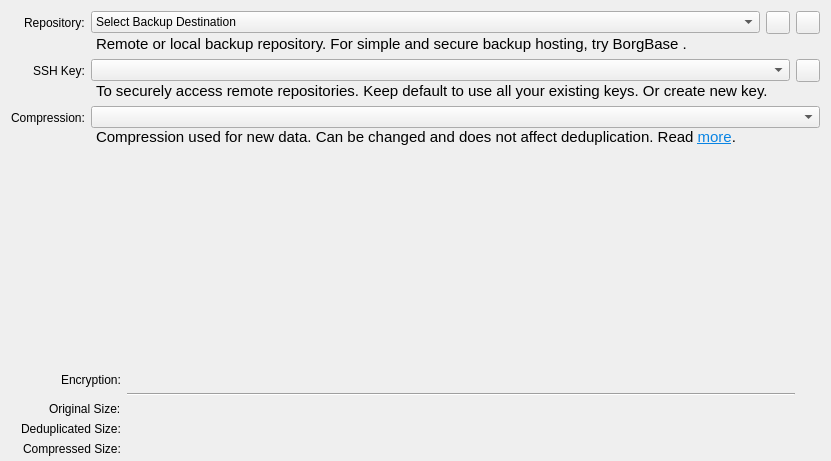
First picture: the form in src/vorta/assets/UI/repotab.ui, repository borgbase/vorta, before the edit.
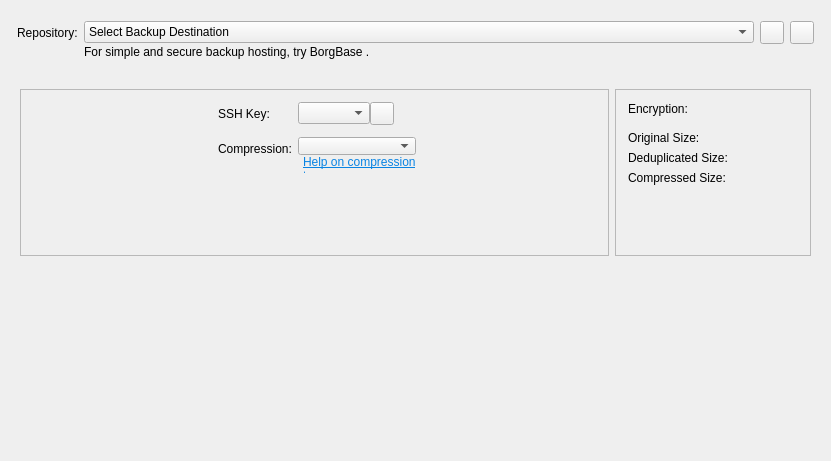
Second picture: the form after the edit.

Commit message:
Prettify `repotab`.
* src/vorta/assets/UI/repotab.ui

The edit to the form file:
```diff
--- a/src/vorta/assets/UI/repotab.ui
+++ b/src/vorta/assets/UI/repotab.ui
@@ -23,25 +23,26 @@
    <string>Form</string>
   </property>
   <layout class="QVBoxLayout" name="verticalLayout">
-   <property name="bottomMargin">
-    <number>5</number>
-   </property>
-   <item>
-    <layout class="QFormLayout" name="formLayout">
-     <property name="sizeConstraint">
-      <enum>QLayout::SetMinimumSize</enum>
-     </property>
-     <property name="fieldGrowthPolicy">
-      <enum>QFormLayout::ExpandingFieldsGrow</enum>
-     </property>
-     <property name="rowWrapPolicy">
-      <enum>QFormLayout::DontWrapRows</enum>
-     </property>
-     <property name="labelAlignment">
-      <set>Qt::AlignRight|Qt::AlignTop|Qt::AlignTrailing</set>
+   <property name="spacing">
+    <number>12</number>
      </property>
      <property name="topMargin">
-      <number>0</number>
+    <number>12</number>
+   </property>
+   <item>
+    <widget class="QFrame" name="frame_2">
+     <property name="frameShape">
+      <enum>QFrame::NoFrame</enum>
+     </property>
+     <property name="frameShadow">
+      <enum>QFrame::Raised</enum>
+     </property>
+     <layout class="QFormLayout" name="formLayout_2">
+      <property name="leftMargin">
+       <number>6</number>
+      </property>
+      <property name="rightMargin">
+       <number>6</number>
      </property>
      <item row="0" column="0">
       <widget class="QLabel" name="label">
@@ -63,10 +64,13 @@
        <property name="indent">
         <number>0</number>
        </property>
+        <property name="buddy">
+         <cstring>repoSelector</cstring>
+        </property>
       </widget>
      </item>
      <item row="0" column="1">
-      <layout class="QGridLayout" name="gridLayout_2">
+       <layout class="QGridLayout" name="gridLayout_2" columnstretch="0,0,0" columnminimumwidth="1,0,0">
        <property name="leftMargin">
         <number>0</number>
        </property>
@@ -76,43 +80,17 @@
        <property name="verticalSpacing">
         <number>1</number>
        </property>
-       <item row="1" column="1">
-        <widget class="QLabel" name="label_5">
-         <property name="enabled">
-          <bool>true</bool>
-         </property>
-         <property name="sizePolicy">
-          <sizepolicy hsizetype="Preferred" vsizetype="Preferred">
-           <horstretch>0</horstretch>
-           <verstretch>0</verstretch>
-          </sizepolicy>
-         </property>
-         <property name="font">
-          <font>
-           <pointsize>11</pointsize>
-          </font>
-         </property>
-         <property name="text">
-          <string>&lt;html&gt;&lt;head/&gt;&lt;body&gt;&lt;p&gt;Remote or local backup repository. For simple and secure backup hosting, try &lt;a href=&quot;https://www.borgbase.com/?utm_source=vorta&amp;amp;utm_medium=app&quot;&gt;&lt;span style=&quot; text-decoration: underline; color:#0984e3;&quot;&gt;BorgBase&lt;/span&gt;&lt;/a&gt;.&lt;/p&gt;&lt;/body&gt;&lt;/html&gt;</string>
-         </property>
-         <property name="alignment">
-          <set>Qt::AlignLeading|Qt::AlignLeft|Qt::AlignVCenter</set>
-         </property>
-         <property name="wordWrap">
-          <bool>true</bool>
-         </property>
-         <property name="margin">
-          <number>0</number>
-         </property>
-         <property name="indent">
-          <number>5</number>
-         </property>
-         <property name="openExternalLinks">
-          <bool>true</bool>
+        <item row="0" column="1">
+         <widget class="QToolButton" name="repoRemoveToolbutton">
+          <property name="toolTip">
+           <string>Unlink repository without deleting it.</string>
+          </property>
+          <property name="autoRaise">
+           <bool>false</bool>
          </property>
         </widget>
        </item>
-       <item row="0" column="1">
+        <item row="0" column="0">
         <widget class="QComboBox" name="repoSelector">
          <property name="sizePolicy">
           <sizepolicy hsizetype="Expanding" vsizetype="Fixed">
@@ -130,17 +108,14 @@
          </item>
         </widget>
        </item>
-       <item row="0" column="2">
-        <widget class="QToolButton" name="repoRemoveToolbutton">
-         <property name="toolTip">
-          <string>Unlink repository without deleting it.</string>
-         </property>
-         <property name="autoRaise">
-          <bool>false</bool>
+        <item row="1" column="0">
+         <widget class="QLabel" name="label_2">
+          <property name="text">
+           <string>&lt;html&gt;&lt;head/&gt;&lt;body&gt;&lt;p&gt;For simple and secure backup hosting, try &lt;a href=&quot;https://www.borgbase.com/?utm_source=vorta&amp;amp;utm_medium=app&quot;&gt;&lt;span style=&quot; text-decoration: underline; color:#0984e3;&quot;&gt;BorgBase&lt;/span&gt;&lt;/a&gt;.&lt;/p&gt;&lt;/body&gt;&lt;/html&gt;</string>
          </property>
         </widget>
        </item>
-       <item row="0" column="3">
+        <item row="0" column="2">
         <widget class="QToolButton" name="copyURLbutton">
          <property name="toolTip">
           <string>Copy to clipboard</string>
@@ -152,7 +127,49 @@
        </item>
       </layout>
      </item>
-     <item row="1" column="0">
+     </layout>
+    </widget>
+   </item>
+   <item>
+    <widget class="QFrame" name="frame_3">
+     <property name="sizePolicy">
+      <sizepolicy hsizetype="Preferred" vsizetype="Expanding">
+       <horstretch>0</horstretch>
+       <verstretch>0</verstretch>
+      </sizepolicy>
+     </property>
+     <layout class="QHBoxLayout" name="horizontalLayout_2">
+      <item>
+       <widget class="QFrame" name="frame">
+        <property name="sizePolicy">
+         <sizepolicy hsizetype="Preferred" vsizetype="Preferred">
+          <horstretch>3</horstretch>
+          <verstretch>0</verstretch>
+         </sizepolicy>
+        </property>
+        <property name="frameShape">
+         <enum>QFrame::StyledPanel</enum>
+        </property>
+        <property name="frameShadow">
+         <enum>QFrame::Raised</enum>
+        </property>
+        <layout class="QFormLayout" name="formLayout">
+         <property name="fieldGrowthPolicy">
+          <enum>QFormLayout::FieldsStayAtSizeHint</enum>
+         </property>
+         <property name="formAlignment">
+          <set>Qt::AlignHCenter|Qt::AlignTop</set>
+         </property>
+         <property name="verticalSpacing">
+          <number>12</number>
+         </property>
+         <property name="topMargin">
+          <number>12</number>
+         </property>
+         <property name="bottomMargin">
+          <number>12</number>
+         </property>
+         <item row="0" column="0">
       <widget class="QLabel" name="label_6">
        <property name="minimumSize">
         <size>
@@ -172,14 +189,27 @@
        <property name="indent">
         <number>0</number>
        </property>
-      </widget>
-     </item>
-     <item row="1" column="1">
-      <layout class="QGridLayout" name="gridLayout_4">
-       <property name="verticalSpacing">
-        <number>0</number>
-       </property>
-       <item row="0" column="2">
+           <property name="buddy">
+            <cstring>sshComboBox</cstring>
+           </property>
+          </widget>
+         </item>
+         <item row="0" column="1">
+          <layout class="QHBoxLayout" name="horizontalLayout">
+           <item>
+            <widget class="QComboBox" name="sshComboBox">
+             <property name="sizePolicy">
+              <sizepolicy hsizetype="Expanding" vsizetype="Fixed">
+               <horstretch>0</horstretch>
+               <verstretch>0</verstretch>
+              </sizepolicy>
+             </property>
+             <property name="sizeAdjustPolicy">
+              <enum>QComboBox::AdjustToContents</enum>
+             </property>
+            </widget>
+           </item>
+           <item>
         <widget class="QToolButton" name="sshKeyToClipboardButton">
          <property name="toolTip">
           <string>Copy to clipboard</string>
@@ -195,46 +225,9 @@
          </property>
         </widget>
        </item>
-       <item row="0" column="1">
-        <widget class="QComboBox" name="sshComboBox">
-         <property name="sizePolicy">
-          <sizepolicy hsizetype="Expanding" vsizetype="Fixed">
-           <horstretch>0</horstretch>
-           <verstretch>0</verstretch>
-          </sizepolicy>
-         </property>
-        </widget>
-       </item>
-       <item row="1" column="1">
-        <widget class="QLabel" name="label_2">
-         <property name="sizePolicy">
-          <sizepolicy hsizetype="Preferred" vsizetype="Preferred">
-           <horstretch>0</horstretch>
-           <verstretch>0</verstretch>
-          </sizepolicy>
-         </property>
-         <property name="font">
-          <font>
-           <pointsize>11</pointsize>
-          </font>
-         </property>
-         <property name="text">
-          <string>To securely access remote repositories. Keep default to use all your existing keys. Or create new key.</string>
-         </property>
-         <property name="alignment">
-          <set>Qt::AlignLeading|Qt::AlignLeft|Qt::AlignVCenter</set>
-         </property>
-         <property name="wordWrap">
-          <bool>true</bool>
-         </property>
-         <property name="indent">
-          <number>5</number>
-         </property>
-        </widget>
-       </item>
-      </layout>
-     </item>
-     <item row="2" column="0">
+          </layout>
+         </item>
+         <item row="1" column="0">
       <widget class="QLabel" name="label_7">
        <property name="minimumSize">
         <size>
@@ -254,9 +247,12 @@
        <property name="indent">
         <number>0</number>
        </property>
-      </widget>
-     </item>
-     <item row="2" column="1">
+           <property name="buddy">
+            <cstring>repoCompression</cstring>
+           </property>
+          </widget>
+         </item>
+         <item row="1" column="1">
       <layout class="QGridLayout" name="gridLayout_5">
        <property name="verticalSpacing">
         <number>0</number>
@@ -269,6 +265,9 @@
            <verstretch>0</verstretch>
           </sizepolicy>
          </property>
+             <property name="sizeAdjustPolicy">
+              <enum>QComboBox::AdjustToContents</enum>
+             </property>
         </widget>
        </item>
        <item row="1" column="1">
@@ -285,7 +284,7 @@
           </font>
          </property>
          <property name="text">
-          <string>&lt;html&gt;&lt;head/&gt;&lt;body&gt;&lt;p&gt;Compression used for new data. Can be changed and does not affect deduplication. Read &lt;a href=&quot;https://borgbackup.readthedocs.io/en/stable/usage/help.html#borg-help-compression&quot;&gt;&lt;span style=&quot; text-decoration: underline; color:#0984e3;&quot;&gt;more&lt;/span&gt;&lt;/a&gt;.&lt;/p&gt;&lt;/body&gt;&lt;/html&gt;</string>
+              <string>&lt;html&gt;&lt;head/&gt;&lt;body&gt;&lt;a href=&quot;https://borgbackup.readthedocs.io/en/stable/usage/help.html#borg-help-compression&quot;&gt;&lt;small style=&quot; text-decoration: underline; color:#0984e3;&quot;&gt;Help on compression types&lt;/small&gt;&lt;/a&gt;&lt;/body&gt;&lt;/html&gt;</string>
          </property>
          <property name="alignment">
           <set>Qt::AlignLeading|Qt::AlignLeft|Qt::AlignVCenter</set>
@@ -304,42 +303,40 @@
       </layout>
      </item>
     </layout>
+       </widget>
    </item>
    <item>
-    <spacer name="verticalSpacer_3">
-     <property name="orientation">
-      <enum>Qt::Vertical</enum>
-     </property>
-     <property name="sizeHint" stdset="0">
-      <size>
-       <width>20</width>
-       <height>40</height>
-      </size>
-     </property>
-    </spacer>
-   </item>
-   <item>
+       <widget class="QFrame" name="frame">
+        <property name="sizePolicy">
+         <sizepolicy hsizetype="Preferred" vsizetype="Preferred">
+          <horstretch>1</horstretch>
+          <verstretch>0</verstretch>
+         </sizepolicy>
+        </property>
+        <property name="frameShape">
+         <enum>QFrame::StyledPanel</enum>
+        </property>
+        <property name="frameShadow">
+         <enum>QFrame::Raised</enum>
+        </property>
     <layout class="QFormLayout" name="repoStats">
      <property name="sizeConstraint">
       <enum>QLayout::SetNoConstraint</enum>
      </property>
-     <property name="fieldGrowthPolicy">
-      <enum>QFormLayout::ExpandingFieldsGrow</enum>
-     </property>
-     <property name="labelAlignment">
-      <set>Qt::AlignRight|Qt::AlignTop|Qt::AlignTrailing</set>
-     </property>
      <property name="formAlignment">
-      <set>Qt::AlignLeading|Qt::AlignLeft|Qt::AlignTop</set>
+          <set>Qt::AlignHCenter|Qt::AlignTop</set>
      </property>
      <property name="leftMargin">
-      <number>10</number>
+          <number>12</number>
      </property>
      <property name="topMargin">
-      <number>20</number>
+          <number>12</number>
      </property>
      <property name="rightMargin">
-      <number>25</number>
+          <number>12</number>
+         </property>
+         <property name="bottomMargin">
+          <number>12</number>
      </property>
      <item row="0" column="0">
       <widget class="QLabel" name="label_10">
@@ -355,7 +352,7 @@
        </property>
       </widget>
      </item>
-     <item row="2" column="0">
+         <item row="1" column="0">
       <widget class="Line" name="line">
        <property name="sizePolicy">
         <sizepolicy hsizetype="Expanding" vsizetype="Fixed">
@@ -368,27 +365,14 @@
        </property>
       </widget>
      </item>
-     <item row="2" column="1">
-      <widget class="Line" name="line_2">
-       <property name="sizePolicy">
-        <sizepolicy hsizetype="Expanding" vsizetype="Fixed">
-         <horstretch>0</horstretch>
-         <verstretch>0</verstretch>
-        </sizepolicy>
-       </property>
-       <property name="orientation">
-        <enum>Qt::Horizontal</enum>
-       </property>
-      </widget>
-     </item>
-     <item row="3" column="0">
+         <item row="2" column="0">
       <widget class="QLabel" name="label_11">
        <property name="text">
         <string>Original Size:</string>
        </property>
       </widget>
      </item>
-     <item row="3" column="1">
+         <item row="2" column="1">
       <widget class="QLabel" name="sizeOriginal">
        <property name="text">
         <string/>
@@ -402,6 +386,13 @@
        </property>
       </widget>
      </item>
+         <item row="4" column="1">
+          <widget class="QLabel" name="sizeDeduplicated">
+           <property name="text">
+            <string/>
+           </property>
+          </widget>
+         </item>
      <item row="5" column="0">
       <widget class="QLabel" name="label_12">
        <property name="text">
@@ -416,15 +407,25 @@
        </property>
       </widget>
      </item>
-     <item row="4" column="1">
-      <widget class="QLabel" name="sizeDeduplicated">
-       <property name="text">
-        <string/>
-       </property>
+        </layout>
       </widget>
      </item>
     </layout>
+    </widget>
    </item>
+   <item>
+    <spacer name="verticalSpacer">
+     <property name="orientation">
+      <enum>Qt::Vertical</enum>
+     </property>
+     <property name="sizeHint" stdset="0">
+      <size>
+       <width>20</width>
+       <height>40</height>
+      </size>
+     </property>
+    </spacer>
+   </item>
   </layout>
  </widget>
  <resources/>
```
Left out of the diff: 8 changed lines with no effect on the pictures. Lines whose indentation alone changed are shown as unchanged.
